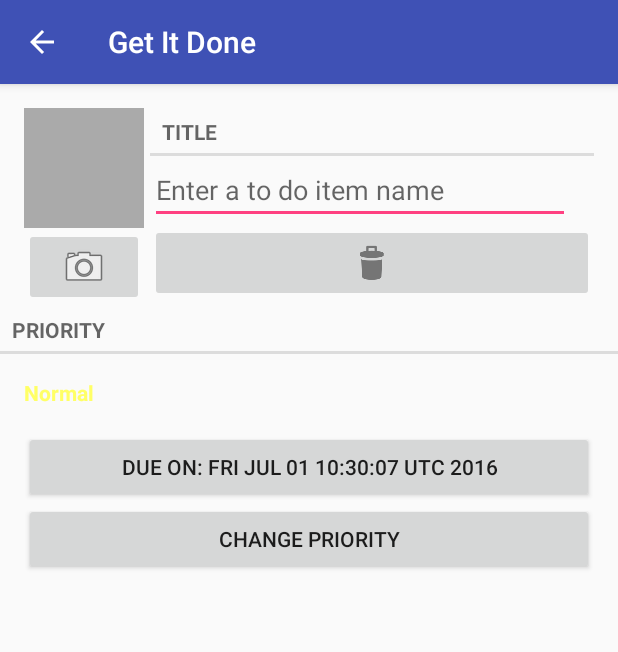
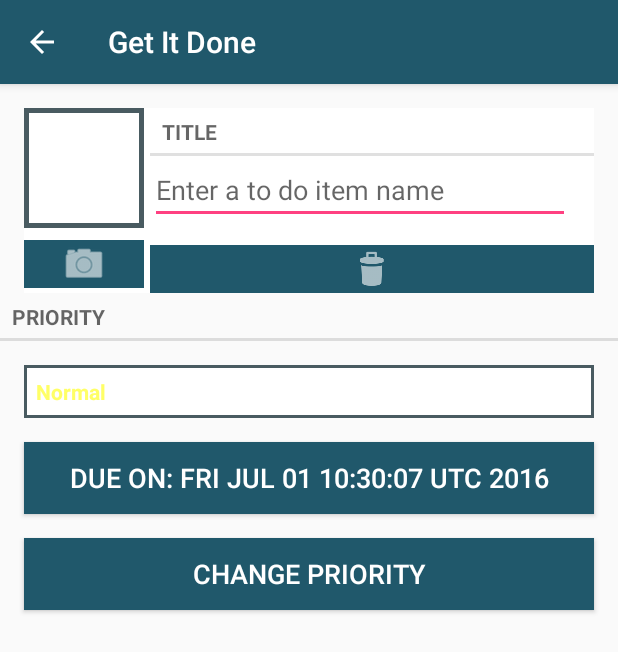
Before and after one commit to sonnytron/Get-It-Done, an Android app: the TodoPagerActivity screen opened directly, with no data from a screen before it, on a phone screen of 412 x 824 dp. Shown: the top 652 px of the screen. Run offline under Robolectric (Android 15) with nearby library versions, the phone set to English and light mode, and no system bars.

Commit message:
Added new themes, colors, primary colors and background.  Added a border to the image view and status label for better UI Layout before content is added.

```diff
--- /dev/null
+++ b/app/src/main/res/drawable/image_view_border.xml
@@ -0,0 +1,8 @@
+<?xml version="1.0" encoding="utf-8"?>
+<shape xmlns:android="http://schemas.android.com/apk/res/android">
+
+    <solid android:color="@color/buttonTextColor"/>
+    <stroke android:width="3dp" android:color="@color/darkGray"/>
+    <padding android:left="1dp" android:bottom="1dp" android:right="1dp" android:top="1dp"/>
+
+</shape>
--- /dev/null
+++ b/app/src/main/res/drawable/status_border.xml
@@ -0,0 +1,8 @@
+<?xml version="1.0" encoding="utf-8"?>
+<shape xmlns:android="http://schemas.android.com/apk/res/android">
+
+    <solid android:color="@color/buttonTextColor"/>
+    <stroke android:width="2dp" android:color="@color/darkGray"/>
+    <padding android:left="1dp" android:bottom="1dp" android:right="1dp" android:top="1dp"/>
+
+</shape>
--- a/app/src/main/res/layout/fragment_todo.xml
+++ b/app/src/main/res/layout/fragment_todo.xml
@@ -20,16 +20,21 @@
         android:layout_height="wrap_content"
         android:layout_marginRight="16dp"
         android:layout_marginLeft="16dp"
+        android:padding="8dp"
+        android:background="@drawable/status_border"
         tools:text="Priority"/>
     <Button
         android:id="@+id/due_date"
+        style="@style/ButtonAction"
         android:layout_width="match_parent"
         android:layout_height="wrap_content"
         android:layout_marginTop="16dp"
         android:layout_marginLeft="16dp"
-        android:layout_marginRight="16dp"/>
+        android:layout_marginRight="16dp"
+        android:layout_marginBottom="16dp"/>
     <Button
         android:id="@+id/status_button"
+        style="@style/ButtonAction"
         android:layout_width="match_parent"
         android:layout_height="wrap_content"
         android:layout_marginLeft="16dp"
--- a/app/src/main/res/layout/list_item_todo.xml
+++ b/app/src/main/res/layout/list_item_todo.xml
@@ -5,10 +5,11 @@
                 android:layout_height="wrap_content">
     <ImageView
         android:id="@+id/list_item_todo_photo_view"
-        android:background="@android:color/darker_gray"
+        android:background="@drawable/image_view_border"
         android:scaleType="centerInside"
         android:layout_width="80dp"
         android:layout_height="80dp"
+        android:layout_margin="8dp"
         />
     <TextView
         android:id="@+id/list_item_todo_title_text_view"
@@ -24,6 +25,7 @@
         android:layout_height="wrap_content"
         android:layout_toRightOf="@+id/list_item_todo_photo_view"
         android:layout_below="@+id/list_item_todo_title_text_view"
+        android:background="@drawable/status_border"
         android:padding="4dp"
         tools:text="Todo Status"/>
 
--- a/app/src/main/res/layout/view_photo_and_item.xml
+++ b/app/src/main/res/layout/view_photo_and_item.xml
@@ -3,6 +3,7 @@
               android:layout_marginTop="16dp"
               android:layout_marginLeft="16dp"
               android:layout_marginRight="16dp"
+              android:background="@color/buttonTextColor"
               android:layout_width="match_parent"
               android:layout_height="wrap_content">
     <LinearLayout
@@ -16,12 +17,14 @@
             android:layout_width="80dp"
             android:layout_height="80dp"
             android:scaleType="centerInside"
-            android:background="@android:color/darker_gray"
+            android:background="@drawable/image_view_border"
             android:cropToPadding="true"/>
         <ImageButton
             android:id="@+id/todo_camera"
+            style="@style/ButtonAction"
             android:layout_width="match_parent"
             android:layout_height="wrap_content"
+            android:layout_marginTop="8dp"
             android:src="@android:drawable/ic_menu_camera"/>
     </LinearLayout>
 
@@ -44,7 +47,9 @@
             android:hint="@string/to_do_hint"/>
         <ImageButton
             android:id="@+id/todo_item_delete"
+            style="@style/ButtonAction"
             android:src="@drawable/ic_menu_delete"
+            android:layout_marginTop="14dp"
             android:layout_width="match_parent"
             android:layout_height="wrap_content"/>
 
--- a/app/src/main/res/values/colors.xml
+++ b/app/src/main/res/values/colors.xml
@@ -3,4 +3,11 @@
     <color name="colorPrimary">#3F51B5</color>
     <color name="colorPrimaryDark">#303F9F</color>
     <color name="colorAccent">#FF4081</color>
+    <color name="buttonTextColor">#FFFFFF</color>
+    <color name="buttonBackground">#20586B</color>
+    <color name="darkGray">#495B61</color>
+    <color name="creamYellow">#EDE5AB</color>
+    <color name="bloodOrange">#FF8533</color>
+    <color name="lightGreen">#70DB70</color>
+    <color name="washedPurple">#995EA8</color>
 </resources>
--- a/app/src/main/res/values/styles.xml
+++ b/app/src/main/res/values/styles.xml
@@ -3,9 +3,16 @@
     <!-- Base application theme. -->
     <style name="AppTheme" parent="Theme.AppCompat.Light.DarkActionBar">
         <!-- Customize your theme here. -->
-        <item name="colorPrimary">@color/colorPrimary</item>
-        <item name="colorPrimaryDark">@color/colorPrimaryDark</item>
+        <item name="colorPrimary">@color/buttonBackground</item>
+        <item name="colorPrimaryDark">@color/buttonBackground</item>
         <item name="colorAccent">@color/colorAccent</item>
+    </style>
+    <style name="ButtonAction" parent="@android:style/TextAppearance.Medium">
+        <item name="android:textColor">@color/buttonTextColor</item>
+        <item name="android:background">@color/buttonBackground</item>
+        <item name="android:tint">@color/buttonTextColor</item>
+        <item name="android:layout_width">match_parent</item>
+        <item name="android:layout_height">wrap_content</item>
     </style>
 
 </resources>
```
